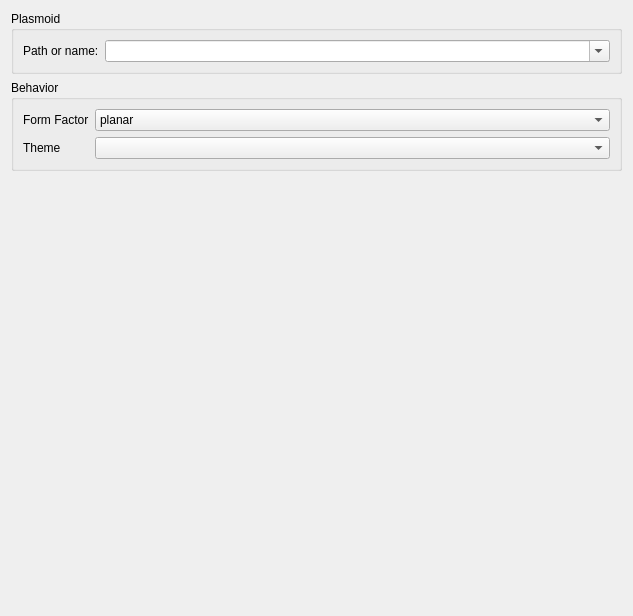
Before: the Qt Designer form kdeintegration/executeplasmoid/plasmoidexecutionconfig.ui in KDE/kdevelop, drawn with Qt 5.
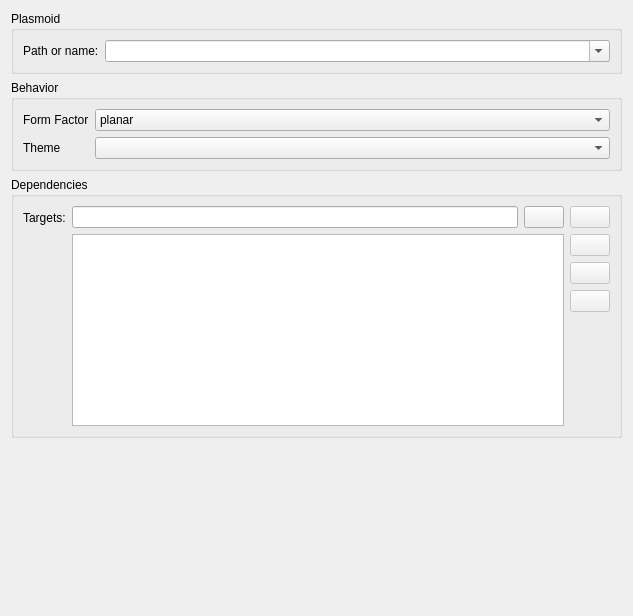
After: the same form once the commit is applied. Custom widgets are drawn as their Qt base class.

Commit message: Make it possible to have install dependencies for plasmoid launches

```diff
--- a/kdeintegration/executeplasmoid/plasmoidexecutionconfig.ui
+++ b/kdeintegration/executeplasmoid/plasmoidexecutionconfig.ui
@@ -96,6 +96,129 @@
      </layout>
     </widget>
    </item>
+   <item>
+    <widget class="QGroupBox" name="groupBox_3">
+     <property name="title">
+      <string>Dependencies</string>
+     </property>
+     <layout class="QFormLayout" name="formLayout_3">
+      <property name="fieldGrowthPolicy">
+       <enum>QFormLayout::ExpandingFieldsGrow</enum>
+      </property>
+      <item row="0" column="0">
+       <widget class="QLabel" name="label_7">
+        <property name="text">
+         <string>Targets:</string>
+        </property>
+        <property name="buddy">
+         <cstring>targetDependency</cstring>
+        </property>
+       </widget>
+      </item>
+      <item row="0" column="1">
+       <layout class="QGridLayout" name="gridLayout">
+        <item row="0" column="0">
+         <widget class="ProjectItemLineEdit" name="targetDependency">
+          <property name="toolTip">
+           <string>Enter a dependency to add to the list</string>
+          </property>
+          <property name="clickMessage">
+           <string>Enter a dependency to add to the list</string>
+          </property>
+          <property name="showClearButton" stdset="0">
+           <bool>true</bool>
+          </property>
+         </widget>
+        </item>
+        <item row="0" column="1">
+         <widget class="QPushButton" name="browseProject"/>
+        </item>
+        <item row="0" column="2">
+         <widget class="QPushButton" name="addDependency">
+          <property name="enabled">
+           <bool>false</bool>
+          </property>
+          <property name="toolTip">
+           <string>Adds the listed target to the dependency list.</string>
+          </property>
+          <property name="text">
+           <string/>
+          </property>
+         </widget>
+        </item>
+        <item row="1" column="0" rowspan="4" colspan="2">
+         <widget class="KListWidget" name="dependencies">
+          <property name="toolTip">
+           <string>List of indirect dependent targets.</string>
+          </property>
+          <property name="whatsThis">
+           <string>This list should contain targets that the application does not directly depend on, but for which an action needs to be taken before running the application.</string>
+          </property>
+          <property name="alternatingRowColors">
+           <bool>true</bool>
+          </property>
+          <property name="uniformItemSizes">
+           <bool>true</bool>
+          </property>
+         </widget>
+        </item>
+        <item row="1" column="2">
+         <widget class="QPushButton" name="removeDependency">
+          <property name="enabled">
+           <bool>false</bool>
+          </property>
+          <property name="toolTip">
+           <string>Removes the selected dependencies from the list.</string>
+          </property>
+          <property name="text">
+           <string/>
+          </property>
+         </widget>
+        </item>
+        <item row="2" column="2">
+         <widget class="QPushButton" name="moveDepUp">
+          <property name="enabled">
+           <bool>false</bool>
+          </property>
+          <property name="toolTip">
+           <string>Move a dependency up in the list.</string>
+          </property>
+          <property name="text">
+           <string/>
+          </property>
+         </widget>
+        </item>
+        <item row="3" column="2">
+         <widget class="QPushButton" name="moveDepDown">
+          <property name="enabled">
+           <bool>false</bool>
+          </property>
+          <property name="toolTip">
+           <string>Moves the selected dependency down in the list.</string>
+          </property>
+          <property name="text">
+           <string/>
+          </property>
+         </widget>
+        </item>
+        <item row="4" column="2">
+         <spacer name="verticalSpacer">
+          <property name="orientation">
+           <enum>Qt::Vertical</enum>
+          </property>
+          <property name="sizeHint" stdset="0">
+           <size>
+            <width>20</width>
+            <height>40</height>
+           </size>
+          </property>
+         </spacer>
+        </item>
+       </layout>
+      </item>
+     </layout>
+    </widget>
+   </item>
    <item>
     <spacer name="verticalSpacer_2">
      <property name="orientation">
@@ -111,6 +234,23 @@
    </item>
   </layout>
  </widget>
+ <customwidgets>
+  <customwidget>
+   <class>KLineEdit</class>
+   <extends>QLineEdit</extends>
+   <header>klineedit.h</header>
+  </customwidget>
+  <customwidget>
+   <class>KListWidget</class>
+   <extends>QListWidget</extends>
+   <header>klistwidget.h</header>
+  </customwidget>
+  <customwidget>
+   <class>ProjectItemLineEdit</class>
+   <extends>KLineEdit</extends>
+   <header>project/projectitemlineedit.h</header>
+  </customwidget>
+ </customwidgets>
  <resources/>
  <connections/>
 </ui>
```
The commit also changes 2 other files.
